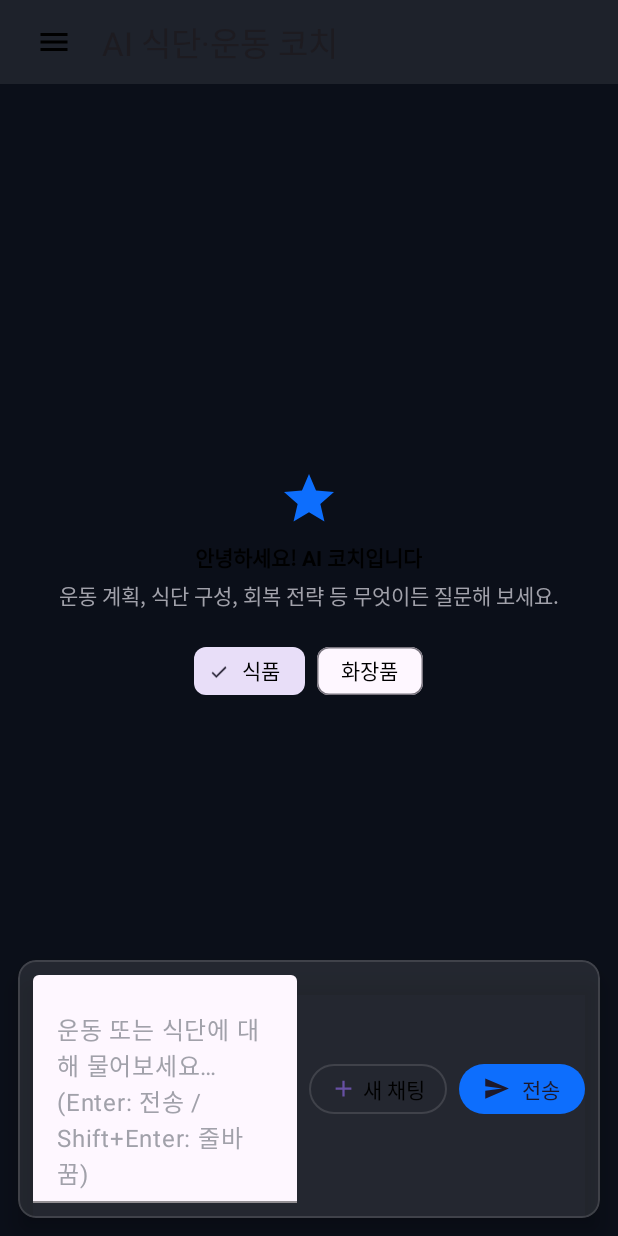
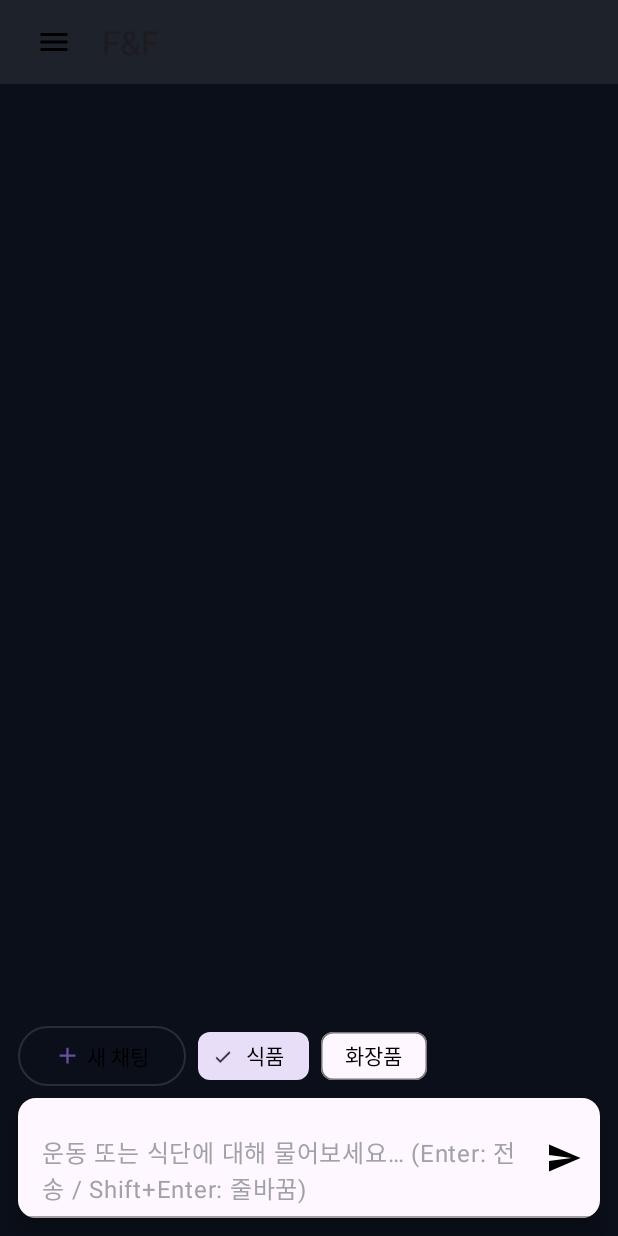
Before and after one commit to chohyunwoo/FilterFacts, an Android app: the screen it shows after launch (ChatActivity), on a phone screen of 412 x 824 dp. Run offline under Robolectric (Android 15) with nearby library versions, the phone set to English and light mode, and no system bars.

Commit message:
refactor/chatting ui changed

```diff
--- a/app/src/main/java/com/example/myapplication/activity/ChatActivity.java
+++ b/app/src/main/java/com/example/myapplication/activity/ChatActivity.java
@@ -29,6 +29,7 @@ import com.google.android.material.chip.ChipGroup;
 import com.google.android.material.floatingactionbutton.FloatingActionButton;
 import com.google.android.material.navigation.NavigationView;
 import com.google.android.material.textfield.TextInputEditText;
+import com.google.android.material.textfield.TextInputLayout;
 
 import org.json.JSONArray;
 import org.json.JSONException;
@@ -56,7 +57,8 @@ public class ChatActivity extends AppCompatActivity {
     private DrawerLayout drawer;
     private RecyclerView rvMessages;
     private TextInputEditText etQuestion;
-    private MaterialButton btnSend, btnNewChat;
+    private TextInputLayout btnSend;
+    private MaterialButton btnNewChat;
     private FloatingActionButton fabToBottom;
     private ChipGroup categoryChipGroup;
 
@@ -102,10 +104,11 @@ public class ChatActivity extends AppCompatActivity {
         setSupportActionBar(toolbar);
         toolbar.setNavigationOnClickListener(v -> drawer.openDrawer(GravityCompat.START));
 
+
         // 메인 채팅 뷰
         rvMessages = findViewById(R.id.rvMessages);
         etQuestion = findViewById(R.id.etQuestion);
-        btnSend = findViewById(R.id.btnSend);
+        btnSend = findViewById(R.id.tilQuestion);
         btnNewChat = findViewById(R.id.btnNewChat);
         fabToBottom = findViewById(R.id.fabToBottom);
         categoryChipGroup = findViewById(R.id.categoryChipGroup);
@@ -124,7 +127,6 @@ public class ChatActivity extends AppCompatActivity {
             currentConversationId = item.getId();
             resetMessagePaging();
             openConversationAndLoadFirstPage(currentConversationId);
-            Toast.makeText(this, "대화 전환: " + item.getTitle(), Toast.LENGTH_SHORT).show();
             drawer.closeDrawer(GravityCompat.START);
         });
         rvChats.setAdapter(convAdapter);
@@ -153,7 +155,7 @@ public class ChatActivity extends AppCompatActivity {
 
         fabToBottom.setOnClickListener(v -> rvMessages.scrollToPosition(adapter.getItemCount() - 1));
 
-        btnSend.setOnClickListener(v -> sendCurrentText());
+        btnSend.setEndIconOnClickListener(v -> sendCurrentText());
         etQuestion.setOnEditorActionListener((v, actionId, event) -> {
             if (actionId == EditorInfo.IME_ACTION_SEND) {
                 sendCurrentText();
@@ -166,7 +168,6 @@ public class ChatActivity extends AppCompatActivity {
             adapter.clear();
             currentConversationId = null;
             creatingConversation = false;
-            Toast.makeText(this, "새 대화를 시작합니다. 첫 질문 시 채팅방이 생성됩니다.", Toast.LENGTH_SHORT).show();
         });
 
         // 드로어 열릴 때 목록 갱신
--- a/app/src/main/res/layout/chat.xml
+++ b/app/src/main/res/layout/chat.xml
@@ -12,6 +12,7 @@
         android:layout_width="match_parent"
         android:layout_height="match_parent">
 
+        <!-- 상단 앱바 -->
         <com.google.android.material.appbar.AppBarLayout
             android:id="@+id/appBar"
             android:layout_width="match_parent"
@@ -40,6 +41,7 @@
             app:layout_behavior="@string/appbar_scrolling_view_behavior"
             android:paddingTop="?attr/actionBarSize">
 
+            <!-- 채팅 메시지 영역 -->
             <androidx.recyclerview.widget.RecyclerView
                 android:id="@+id/rvMessages"
                 android:layout_width="0dp"
@@ -48,7 +50,7 @@
                 android:paddingStart="12dp"
                 android:paddingEnd="12dp"
                 android:paddingTop="12dp"
-                android:paddingBottom="88dp"
+                android:paddingBottom="140dp"
                 android:fadingEdgeLength="8dp"
                 android:requiresFadingEdge="vertical"
                 app:layout_constrainedHeight="true"
@@ -57,46 +59,38 @@
                 app:layout_constraintStart_toStartOf="parent"
                 app:layout_constraintEnd_toEndOf="parent" />
 
+            <!-- ✅ 새 채팅 + 카테고리 선택란 -->
             <LinearLayout
-                android:id="@+id/emptyState"
-                android:layout_width="wrap_content"
+                android:id="@+id/topActionRow"
+                android:layout_width="0dp"
                 android:layout_height="wrap_content"
-                android:orientation="vertical"
-                android:gravity="center"
-                android:padding="16dp"
-                android:layout_marginTop="24dp"
-                app:layout_constraintTop_toTopOf="@id/rvMessages"
-                app:layout_constraintBottom_toBottomOf="@id/rvMessages"
+                android:orientation="horizontal"
+                android:gravity="center_vertical"
+                android:layout_marginHorizontal="12dp"
+                android:layout_marginBottom="4dp"
+                app:layout_constraintBottom_toTopOf="@id/inputCard"
                 app:layout_constraintStart_toStartOf="parent"
                 app:layout_constraintEnd_toEndOf="parent">
 
-                <ImageView
-                    android:layout_width="40dp"
-                    android:layout_height="40dp"
-                    app:tint="@color/ai_brand"
-                    android:contentDescription="@string/content_desc_rocket"
-                    app:srcCompat="@drawable/ic_rocket_24" />
-
-                <TextView
+                <!-- 새 채팅 버튼 -->
+                <com.google.android.material.button.MaterialButton
+                    android:id="@+id/btnNewChat"
+                    style="@style/Widget.Material3.Button.OutlinedButton"
                     android:layout_width="wrap_content"
                     android:layout_height="wrap_content"
-                    android:layout_marginTop="8dp"
-                    android:text="@string/empty_title"
+                    android:layout_marginEnd="8dp"
+                    android:text="@string/btn_new_chat"
+                    android:textAllCaps="false"
                     android:textColor="@color/ai_text"
-                    android:textStyle="bold" />
+                    app:icon="@drawable/ic_add_24"
+                    app:iconGravity="textStart"
+                    app:strokeColor="@color/ai_border" />
 
-                <TextView
-                    android:layout_width="wrap_content"
-                    android:layout_height="wrap_content"
-                    android:layout_marginTop="4dp"
-                    android:text="@string/empty_desc"
-                    android:textColor="@color/ai_muted" />
-
+                <!-- 식품/화장품 ChipGroup -->
                 <com.google.android.material.chip.ChipGroup
                     android:id="@+id/categoryChipGroup"
                     android:layout_width="wrap_content"
                     android:layout_height="wrap_content"
-                    android:layout_marginTop="16dp"
                     app:singleSelection="true"
                     app:chipSpacingHorizontal="8dp">
 
@@ -119,6 +113,7 @@
                 </com.google.android.material.chip.ChipGroup>
             </LinearLayout>
 
+            <!-- ✅ 입력창: 가로 전체 -->
             <com.google.android.material.card.MaterialCardView
                 android:id="@+id/inputCard"
                 android:layout_width="0dp"
@@ -133,32 +128,17 @@
                 app:layout_constraintEnd_toEndOf="parent"
                 app:cardElevation="8dp">
 
-                <LinearLayout
-                    android:layout_width="match_parent"
-                    android:layout_height="wrap_content"
-                    android:orientation="horizontal"
-                    android:padding="10dp"
-                    android:gravity="center_vertical">
-
-                    <ImageView
-                        android:id="@+id/ivPromptIcon"
-                        android:layout_width="20dp"
-                        android:layout_height="20dp"
-                        android:visibility="gone"
-                        app:tint="@color/ai_text"
-                        android:contentDescription="@null"
-                        app:srcCompat="@drawable/ic_chat_bubble_24" />
-
                 <com.google.android.material.textfield.TextInputLayout
                     android:id="@+id/tilQuestion"
                     style="@style/Widget.Material3.TextInputLayout.FilledBox.Dense"
-                        android:layout_width="0dp"
+                    android:layout_width="match_parent"
                     android:layout_height="wrap_content"
-                        android:layout_weight="1"
-                        android:layout_marginEnd="8dp"
                     app:boxBackgroundColor="@color/ai_glass"
                     app:boxStrokeColor="@color/ai_border"
-                        app:hintEnabled="false">
+                    app:hintEnabled="false"
+                    app:endIconDrawable="@drawable/ic_send_24"
+                    app:endIconMode="custom"
+                    app:endIconTint="@color/ai_text">
 
                     <com.google.android.material.textfield.TextInputEditText
                         android:id="@+id/etQuestion"
@@ -168,43 +148,12 @@
                         android:hint="@string/hint_question"
                         android:maxLines="5"
                         android:minLines="1"
-                            android:textColor="#000000"
+                        android:textColor="@color/ai_text"
                         android:textColorHint="@color/ai_muted" />
                 </com.google.android.material.textfield.TextInputLayout>
-
-                    <com.google.android.material.button.MaterialButton
-                        android:id="@+id/btnNewChat"
-                        style="@style/Widget.Material3.Button.OutlinedButton"
-                        android:layout_width="wrap_content"
-                        android:layout_height="wrap_content"
-                        android:layout_marginEnd="8dp"
-                        android:minWidth="0dp"
-                        android:minHeight="0dp"
-                        android:paddingHorizontal="14dp"
-                        android:text="@string/btn_new_chat"
-                        android:textAllCaps="false"
-                        android:textColor="@color/ai_text"
-                        app:icon="@drawable/ic_add_24"
-                        app:iconGravity="textStart"
-                        app:strokeColor="@color/ai_border" />
-
-                    <com.google.android.material.button.MaterialButton
-                        android:id="@+id/btnSend"
-                        style="@style/Widget.Material3.Button.TonalButton"
-                        android:layout_width="wrap_content"
-                        android:layout_height="wrap_content"
-                        android:minWidth="0dp"
-                        android:minHeight="0dp"
-                        android:paddingHorizontal="16dp"
-                        android:text="@string/btn_send"
-                        android:textAllCaps="false"
-                        app:icon="@drawable/ic_send_24"
-                        app:iconPadding="8dp"
-                        app:iconGravity="textStart"
-                        app:backgroundTint="@color/ai_brand" />
-                </LinearLayout>
             </com.google.android.material.card.MaterialCardView>
 
+            <!-- 맨 아래로 이동 버튼 -->
             <com.google.android.material.floatingactionbutton.FloatingActionButton
                 android:id="@+id/fabToBottom"
                 android:layout_width="wrap_content"
@@ -222,6 +171,7 @@
         </androidx.constraintlayout.widget.ConstraintLayout>
     </androidx.coordinatorlayout.widget.CoordinatorLayout>
 
+    <!-- 네비게이션 드로어 -->
     <com.google.android.material.navigation.NavigationView
         android:id="@+id/navigationView"
         android:layout_width="320dp"
@@ -230,7 +180,6 @@
         android:fitsSystemWindows="true"
         app:itemIconTint="@color/ai_text"
         app:itemTextColor="@color/ai_text"
-        app:headerLayout="@layout/chat_header"
         app:menu="@menu/menu_empty">
 
         <LinearLayout
@@ -239,34 +188,15 @@
             android:orientation="vertical"
             android:padding="12dp">
 
-            <com.google.android.material.textfield.TextInputLayout
-                android:id="@+id/tilSearch"
-                style="@style/Widget.Material3.TextInputLayout.FilledBox.Dense"
-                android:layout_width="match_parent"
-                android:layout_height="wrap_content"
-                app:boxBackgroundColor="@color/ai_glass"
-                app:boxStrokeColor="@color/ai_border"
-                app:startIconDrawable="@drawable/ic_search_24">
-
-                <com.google.android.material.textfield.TextInputEditText
-                    android:id="@+id/etSearch"
-                    android:layout_width="match_parent"
-                    android:layout_height="wrap_content"
-                    android:hint="@string/hint_search"
-                    android:textColor="@color/ai_text"
-                    android:textColorHint="@color/ai_muted" />
-            </com.google.android.material.textfield.TextInputLayout>
-
             <androidx.recyclerview.widget.RecyclerView
                 android:id="@+id/rvChats"
                 android:layout_width="match_parent"
                 android:layout_height="0dp"
                 android:layout_weight="1"
                 android:clipToPadding="false"
-                android:paddingTop="8dp"
+                android:paddingTop="32dp"
                 android:paddingBottom="8dp" />
 
-            <!-- 기존 rvChats 바로 아래에 추가 -->
             <com.google.android.material.button.MaterialButton
                 android:id="@+id/btnLogoutDrawer"
                 style="@style/Widget.Material3.Button.OutlinedButton"
@@ -278,18 +208,6 @@
                 android:text="@string/btn_logout"
                 app:icon="@drawable/ic_logout_24"
                 app:strokeColor="@color/ai_border" />
-
-<!--            <com.google.android.material.button.MaterialButton-->
-<!--                android:id="@+id/btnLogoutAllDrawer"-->
-<!--                style="@style/Widget.Material3.Button.OutlinedButton"-->
-<!--                android:layout_width="match_parent"-->
-<!--                android:layout_height="wrap_content"-->
-<!--                android:layout_marginTop="6dp"-->
-<!--                android:textAllCaps="false"-->
-<!--                android:textColor="@color/ai_text"-->
-<!--                android:text="@string/btn_logout_all"-->
-<!--                app:icon="@drawable/ic_logout_24"-->
-<!--                app:strokeColor="@color/ai_border" />-->
         </LinearLayout>
     </com.google.android.material.navigation.NavigationView>
 
--- a/app/src/main/res/values/strings.xml
+++ b/app/src/main/res/values/strings.xml
@@ -10,7 +10,7 @@
     <string name="content_desc_scroll_bottom">맨 아래로 이동</string>
     <string name="title_chat_list">채팅 목록</string>
     <string name="hint_search">대화 검색 (제목)</string>
-    <string name="title_ai_coach">AI 식단·운동 코치</string>
+    <string name="title_ai_coach">F&amp;F</string>
     <string name="empty_title">안녕하세요! AI 코치입니다</string>
     <string name="empty_desc">운동 계획, 식단 구성, 회복 전략 등 무엇이든 질문해 보세요.</string>
     <string name="btn_new_chat">새 채팅</string>
```
Lines whose indentation alone changed are shown as unchanged.
